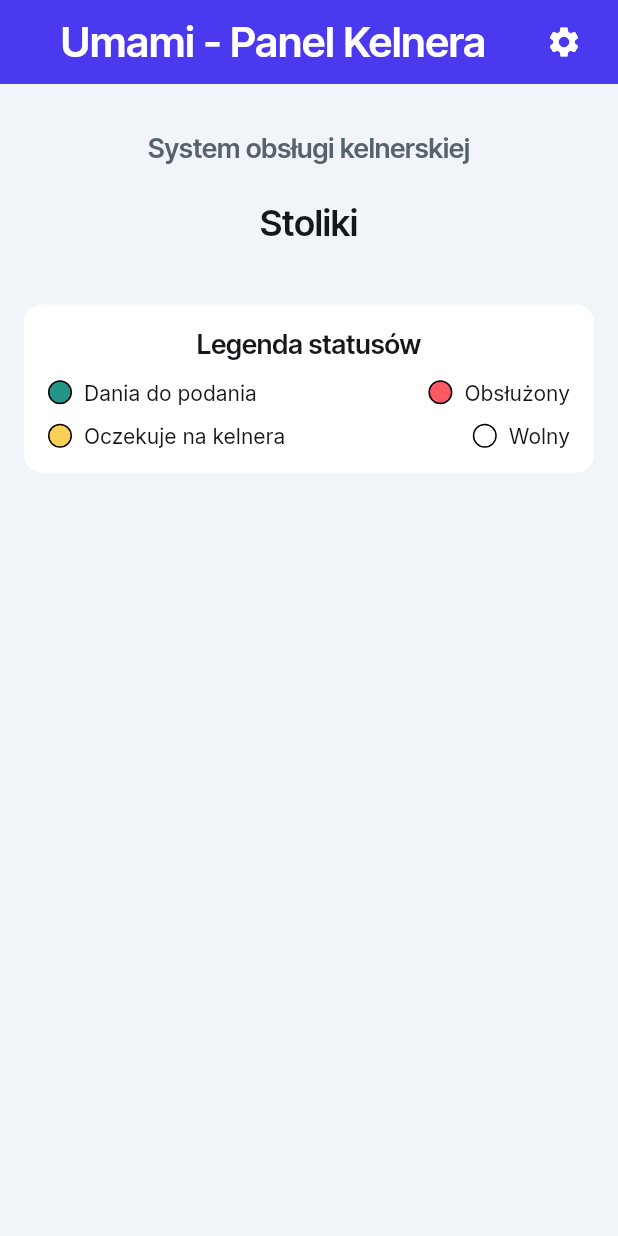
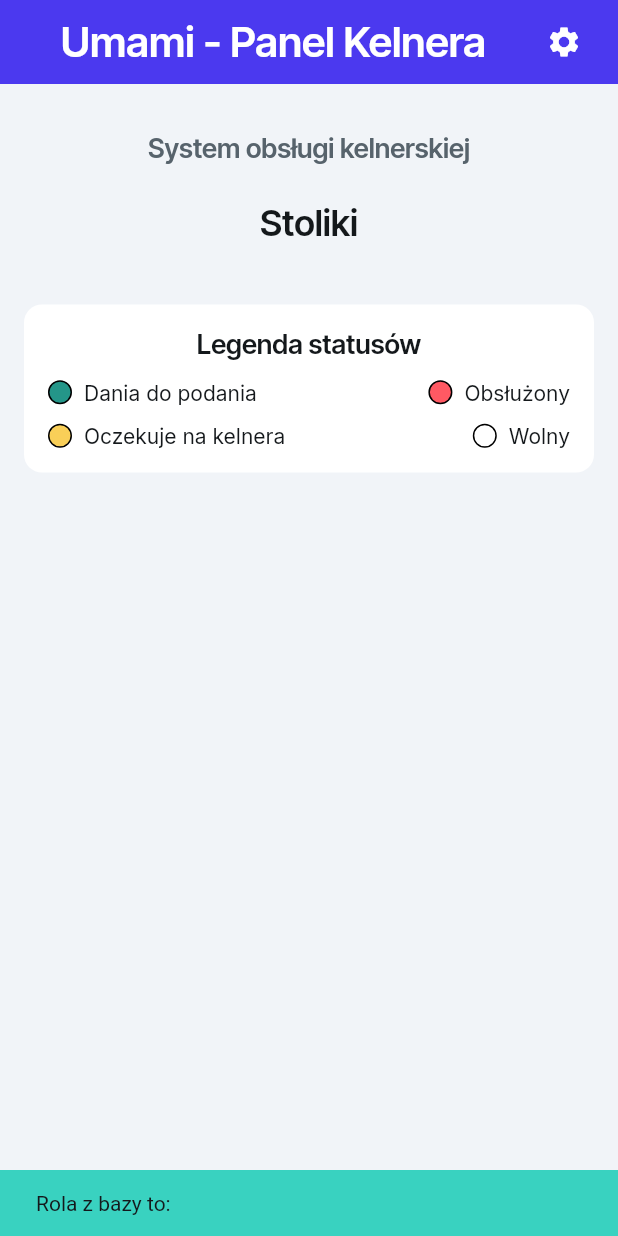
Before and after one commit to Rozol1/apka_kelnerska, a Flutter app: the EkranWeryfikacjiWidget screen opened by its route, after a tap on "Odśwież", on a phone screen of 412 x 824 dp. Run offline on Flutter 3.47's test engine with Material 3 defaults, Android fonts, the phone set to English and light mode, and no system bars; our stand-ins replace auto_size_text, cloud_firestore, easy_debounce, firebase_auth, firebase_core, font_awesome_flutter and 11 more; missing offline and left inert: json_path; accounts and stored records are empty; statements that could not run were skipped.

Commit message:
Updating to latest FlutterFlow output.

```diff
--- a/lib/ekran_weryfikacji/ekran_weryfikacji_model.dart
+++ b/lib/ekran_weryfikacji/ekran_weryfikacji_model.dart
@@ -13,6 +13,8 @@ class EkranWeryfikacjiModel extends FlutterFlowModel<EkranWeryfikacjiWidget> {
 
   ///  State fields for stateful widgets in this page.
 
+  // Stores action output result for [Backend Call - Read Document] action in Button widget.
+  UsersRecord? pobranyUser;
   // Stores action output result for [Backend Call - Create Document] action in Button widget.
   RestaurantsRecord? utworzonaRestauracja;
   // State field(s) for Timer widget.
--- a/lib/ekran_weryfikacji/ekran_weryfikacji_widget.dart
+++ b/lib/ekran_weryfikacji/ekran_weryfikacji_widget.dart
@@ -126,22 +126,50 @@ class _EkranWeryfikacjiWidgetState extends State<EkranWeryfikacjiWidget> {
                     await authManager.refreshUser();
                     await actions.reloadUser();
                     if (currentUserEmailVerified == true) {
-                      if (valueOrDefault(currentUserDocument?.rola, '') ==
-                          'wlasciciel') {
+                      _model.pobranyUser = await UsersRecord.getDocumentOnce(
+                          currentUserReference!);
+                      ScaffoldMessenger.of(context).showSnackBar(
+                        SnackBar(
+                          content: Text(
+                            'Rola z bazy to: ${_model.pobranyUser?.rola}',
+                            style: TextStyle(
+                              color: FlutterFlowTheme.of(context).primaryText,
+                            ),
+                          ),
+                          duration: Duration(milliseconds: 4000),
+                          backgroundColor:
+                              FlutterFlowTheme.of(context).secondary,
+                        ),
+                      );
+                      if (_model.pobranyUser?.rola == 'wlasciciel') {
+                        ScaffoldMessenger.of(context).showSnackBar(
+                          SnackBar(
+                            content: Text(
+                              'Jestem w TRUE! Nazwa to: ${FFAppState().tempNazwaRestauracji}',
+                              style: TextStyle(
+                                color: FlutterFlowTheme.of(context).primaryText,
+                              ),
+                            ),
+                            duration: Duration(milliseconds: 4000),
+                            backgroundColor:
+                                FlutterFlowTheme.of(context).secondary,
+                          ),
+                        );
+
                         var restaurantsRecordReference =
                             RestaurantsRecord.collection.doc();
                         await restaurantsRecordReference
                             .set(createRestaurantsRecordData(
                           nazwa: FFAppState().tempNazwaRestauracji,
                           kodDolaczenia: functions.generujKodPin(),
-                          ownerRef: currentUserReference,
+                          ownerRef: _model.pobranyUser?.reference,
                         ));
                         _model.utworzonaRestauracja =
                             RestaurantsRecord.getDocumentFromData(
                                 createRestaurantsRecordData(
                                   nazwa: FFAppState().tempNazwaRestauracji,
                                   kodDolaczenia: functions.generujKodPin(),
-                                  ownerRef: currentUserReference,
+                                  ownerRef: _model.pobranyUser?.reference,
                                 ),
                                 restaurantsRecordReference);
 
@@ -149,6 +177,20 @@ class _EkranWeryfikacjiWidgetState extends State<EkranWeryfikacjiWidget> {
                             .update(createUsersRecordData(
                           restaurantRef: _model.utworzonaRestauracja?.reference,
                         ));
+                      } else {
+                        ScaffoldMessenger.of(context).showSnackBar(
+                          SnackBar(
+                            content: Text(
+                              'Poszedłem w FALSE!',
+                              style: TextStyle(
+                                color: FlutterFlowTheme.of(context).primaryText,
+                              ),
+                            ),
+                            duration: Duration(milliseconds: 4000),
+                            backgroundColor:
+                                FlutterFlowTheme.of(context).secondary,
+                          ),
+                        );
                       }
 
                       context.goNamed(StronaStartowaWidget.routeName);
```
